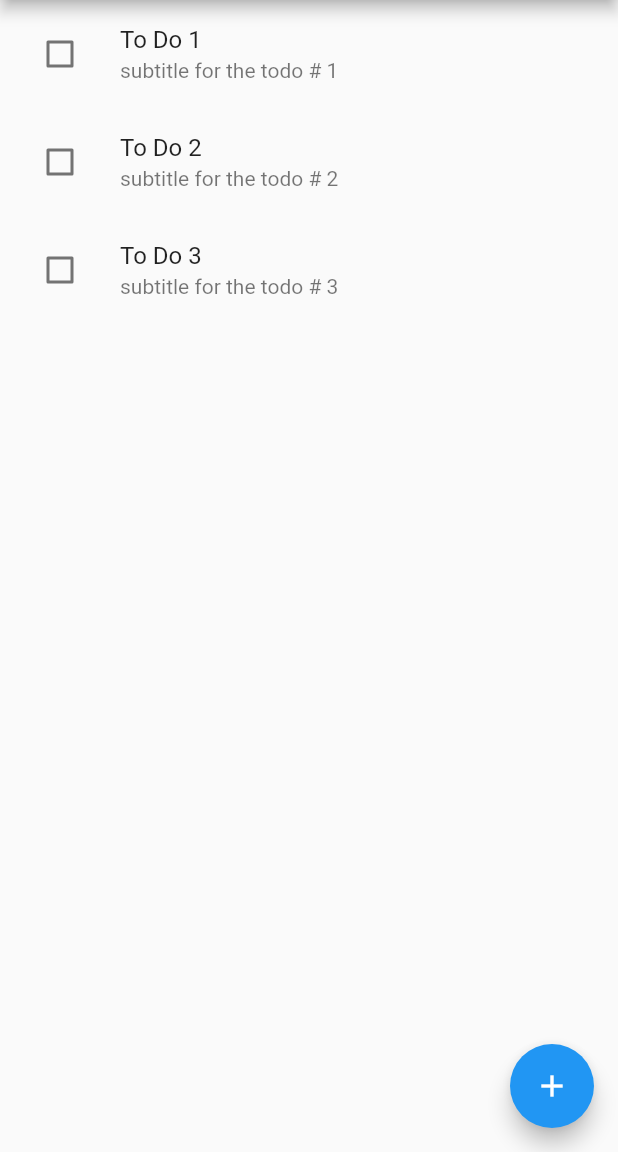
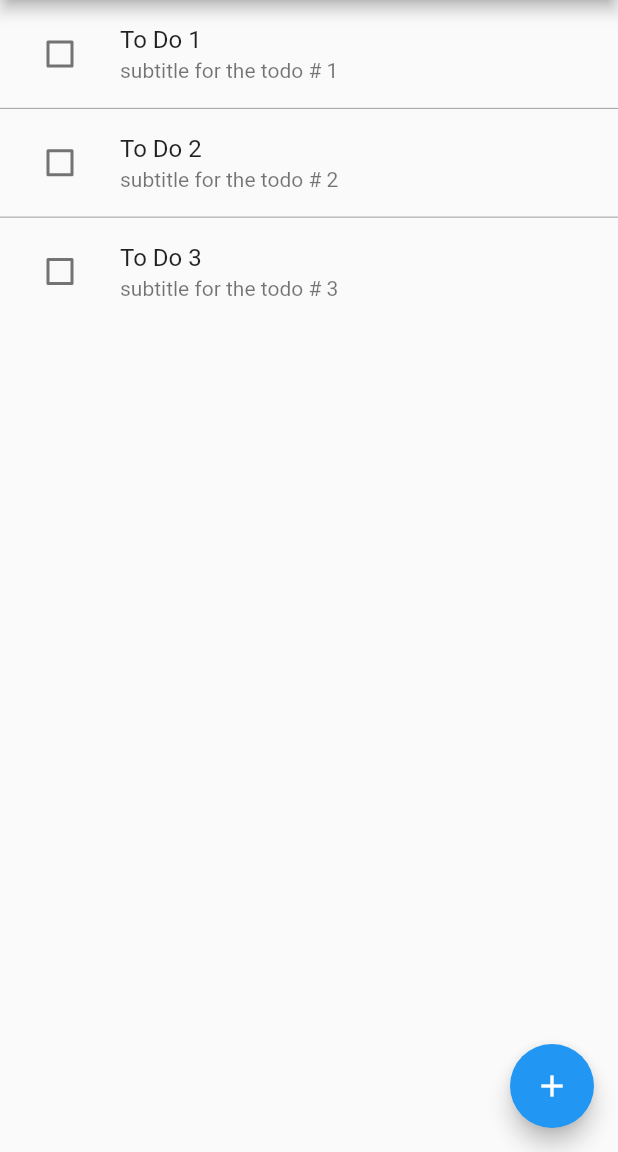
Before and after one commit to BhavsarDheeraj/todo_list, a Flutter app: the screen it shows after launch, on a phone screen of 412 x 824 dp, the part 84-1236 px from its top. Run offline on Flutter 3.47's test engine with Material 2 defaults, Android fonts, the phone set to English and light mode, and no system bars.

Commit message:
Seperator added.

```diff
--- a/lib/pages/home_page.dart
+++ b/lib/pages/home_page.dart
@@ -61,7 +61,11 @@ class _HomePageState extends State<HomePage> {
       appBar: AppBar(
         title: Text('ToDo List'),
       ),
-      body: ListView.builder(
+      body: ListView.separated(
+        separatorBuilder: (context, index) => Divider(
+              color: Colors.grey,
+              height: 0.5,
+            ),
         itemCount: 3,
         itemBuilder: (BuildContext context, int index) {
           return Dismissible(
```
